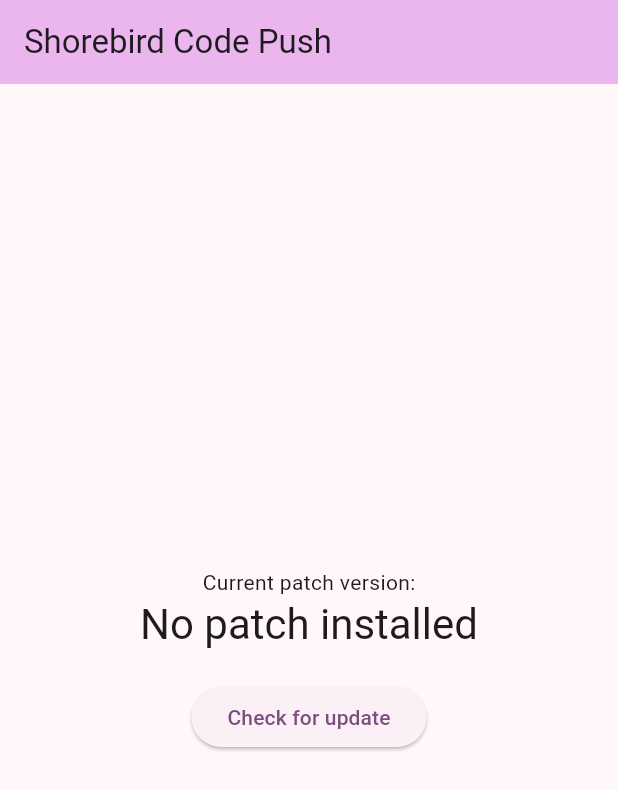
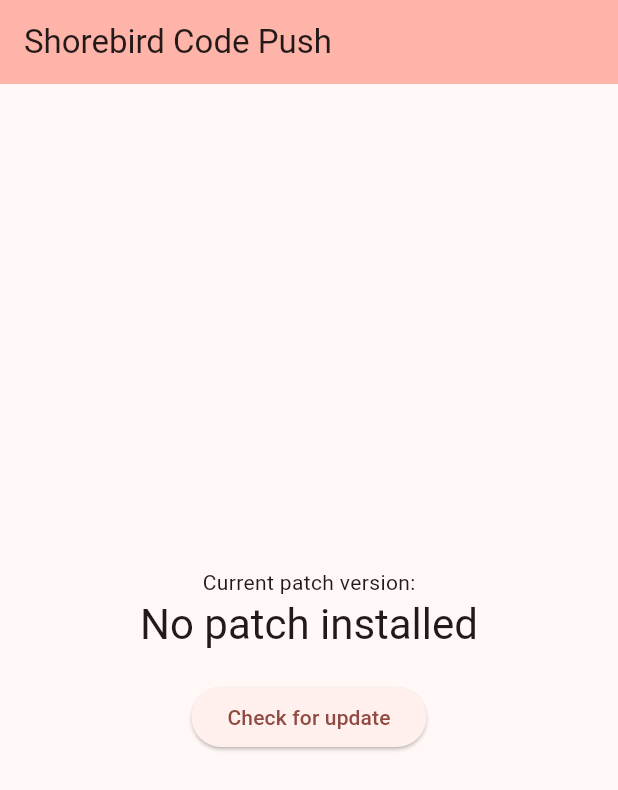
Before and after one commit to shorebirdtech/updater, a Flutter app: the screen it shows after launch, on a phone screen of 412 x 824 dp. Shown: the top 790 px of the screen. Run offline on Flutter 3.47's test engine with Material 2 defaults, Android fonts, the phone set to English and light mode, and no system bars; missing offline and left inert: dart:ffi, restart_app.

Commit message:
update example to latest released version

```diff
--- a/shorebird_code_push/example/lib/main.dart
+++ b/shorebird_code_push/example/lib/main.dart
@@ -20,7 +20,7 @@ class MyApp extends StatelessWidget {
     return MaterialApp(
       title: 'Shorebird Code Push Demo',
       theme: ThemeData(
-        colorScheme: ColorScheme.fromSeed(seedColor: Colors.purple),
+        colorScheme: ColorScheme.fromSeed(seedColor: Colors.red),
         useMaterial3: true,
       ),
       home: const MyHomePage(title: 'Shorebird Code Push'),
--- a/shorebird_code_push/example/pubspec.yaml
+++ b/shorebird_code_push/example/pubspec.yaml
@@ -2,7 +2,7 @@ name: shorebird_code_push_example
 description: An example demonstrating how to use the shorebird_code_push package
 publish_to: 'none'
 
-version: 1.0.0+20
+version: 1.0.0+21
 
 environment:
   sdk: '>=3.0.5 <4.0.0'
```
